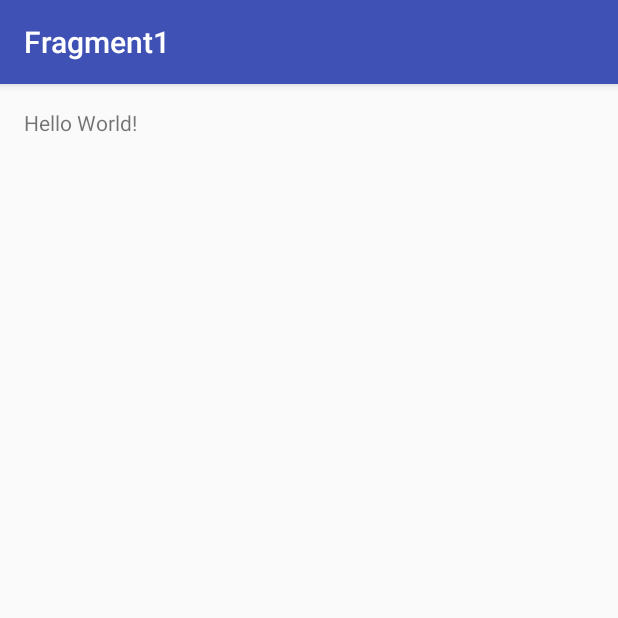
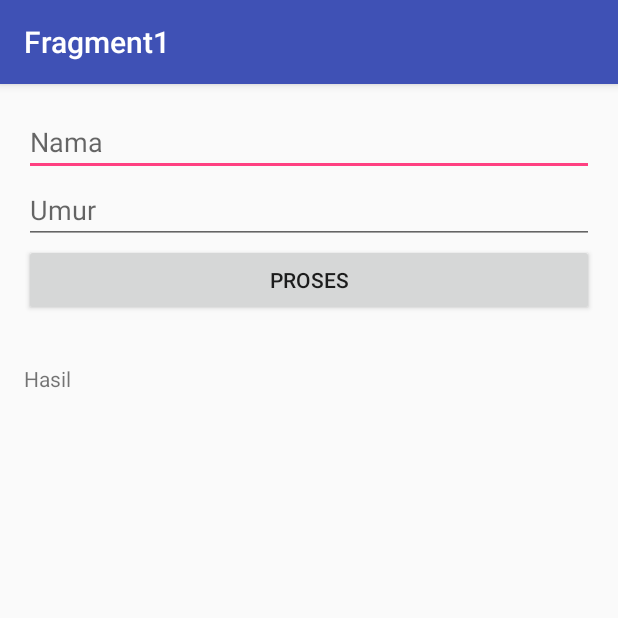
Before and after one commit to nabillafebry/Fragment1, an Android app: the screen it shows after launch (MainActivity), on a phone screen of 412 x 824 dp, the top half of it. Run offline under Robolectric (Android 15) with nearby library versions, the phone set to English and light mode, and no system bars.

Commit message:
Fragment as View Only

```diff
--- /dev/null
+++ b/app/src/main/java/id/sch/smktelkom_mlg/learn/fragment1/InputFragment.java
@@ -0,0 +1,29 @@
+package id.sch.smktelkom_mlg.learn.fragment1;
+
+
+import android.app.Fragment;
+import android.os.Bundle;
+import android.view.LayoutInflater;
+import android.view.View;
+import android.view.ViewGroup;
+
+
+/**
+ * A simple {@link Fragment} subclass.
+ */
+public class InputFragment extends Fragment {
+
+
+    public InputFragment() {
+        // Required empty public constructor
+    }
+
+
+    @Override
+    public View onCreateView(LayoutInflater inflater, ViewGroup container,
+                             Bundle savedInstanceState) {
+        // Inflate the layout for this fragment
+        return inflater.inflate(R.layout.fragment_input, container, false);
+    }
+
+}
--- a/app/src/main/java/id/sch/smktelkom_mlg/learn/fragment1/MainActivity.java
+++ b/app/src/main/java/id/sch/smktelkom_mlg/learn/fragment1/MainActivity.java
@@ -2,12 +2,35 @@ package id.sch.smktelkom_mlg.learn.fragment1;
 
 import android.os.Bundle;
 import android.support.v7.app.AppCompatActivity;
+import android.view.View;
+import android.widget.EditText;
+import android.widget.TextView;
 
 public class MainActivity extends AppCompatActivity {
+
+    EditText etNama;
+    EditText etUmur;
+    TextView tvHasil;
 
     @Override
     protected void onCreate(Bundle savedInstanceState) {
         super.onCreate(savedInstanceState);
         setContentView(R.layout.activity_main);
+
+        etNama = (EditText) findViewById(R.id.editTextNama);
+        etUmur = (EditText) findViewById(R.id.editTextUmur);
+        tvHasil = (TextView) findViewById(R.id.textViewHasil);
+
+        findViewById(R.id.buttonProses).setOnClickListener(new View.OnClickListener() {
+            @Override
+            public void onClick(View v) {
+                doProses();
+            }
+        });
+
+    }
+
+    private void doProses() {
+        tvHasil.setText(etNama.getText().toString() + " (" + etUmur.getText().toString() + " tahun");
     }
 }
--- /dev/null
+++ b/app/src/main/java/id/sch/smktelkom_mlg/learn/fragment1/OutputFragment.java
@@ -0,0 +1,29 @@
+package id.sch.smktelkom_mlg.learn.fragment1;
+
+
+import android.app.Fragment;
+import android.os.Bundle;
+import android.view.LayoutInflater;
+import android.view.View;
+import android.view.ViewGroup;
+
+
+/**
+ * A simple {@link Fragment} subclass.
+ */
+public class OutputFragment extends Fragment {
+
+
+    public OutputFragment() {
+        // Required empty public constructor
+    }
+
+
+    @Override
+    public View onCreateView(LayoutInflater inflater, ViewGroup container,
+                             Bundle savedInstanceState) {
+        // Inflate the layout for this fragment
+        return inflater.inflate(R.layout.fragment_output, container, false);
+    }
+
+}
--- a/app/src/main/res/layout/activity_main.xml
+++ b/app/src/main/res/layout/activity_main.xml
@@ -1,17 +1,28 @@
 <?xml version="1.0" encoding="utf-8"?>
-<RelativeLayout xmlns:android="http://schemas.android.com/apk/res/android"
+<LinearLayout xmlns:android="http://schemas.android.com/apk/res/android"
     xmlns:tools="http://schemas.android.com/tools"
     android:id="@+id/activity_main"
     android:layout_width="match_parent"
     android:layout_height="match_parent"
+    android:orientation="vertical"
     android:paddingBottom="@dimen/activity_vertical_margin"
     android:paddingLeft="@dimen/activity_horizontal_margin"
     android:paddingRight="@dimen/activity_horizontal_margin"
     android:paddingTop="@dimen/activity_vertical_margin"
     tools:context="id.sch.smktelkom_mlg.learn.fragment1.MainActivity">
 
-    <TextView
-        android:layout_width="wrap_content"
+    <fragment
+        android:id="@+id/fragmentInput"
+        android:name="id.sch.smktelkom_mlg.learn.fragment1.InputFragment"
+        android:layout_width="match_parent"
         android:layout_height="wrap_content"
-        android:text="Hello World!" />
-</RelativeLayout>
+        tools:layout="@layout/fragment_input" />
+
+    <fragment
+        android:id="@+id/fragmentOutput"
+        android:name="id.sch.smktelkom_mlg.learn.fragment1.OutputFragment"
+        android:layout_width="match_parent"
+        android:layout_height="wrap_content"
+        tools:layout="@layout/fragment_output" />
+
+</LinearLayout>
--- /dev/null
+++ b/app/src/main/res/layout/fragment_input.xml
@@ -0,0 +1,31 @@
+<LinearLayout xmlns:android="http://schemas.android.com/apk/res/android"
+    xmlns:tools="http://schemas.android.com/tools"
+    android:layout_width="match_parent"
+    android:layout_height="match_parent"
+    android:orientation="vertical"
+    tools:context="id.sch.smktelkom_mlg.learn.fragment1.InputFragment">
+
+    <!-- TODO: Update blank fragment layout -->
+    <EditText
+        android:id="@+id/editTextNama"
+        android:layout_width="match_parent"
+        android:layout_height="wrap_content"
+        android:ems="10"
+        android:hint="Nama"
+        android:inputType="textPersonName" />
+
+    <EditText
+        android:id="@+id/editTextUmur"
+        android:layout_width="match_parent"
+        android:layout_height="wrap_content"
+        android:ems="10"
+        android:hint="Umur"
+        android:inputType="numberSigned" />
+
+    <Button
+        android:id="@+id/buttonProses"
+        android:layout_width="match_parent"
+        android:layout_height="wrap_content"
+        android:text="Proses" />
+
+</LinearLayout>
--- /dev/null
+++ b/app/src/main/res/layout/fragment_output.xml
@@ -0,0 +1,17 @@
+<LinearLayout xmlns:android="http://schemas.android.com/apk/res/android"
+    xmlns:tools="http://schemas.android.com/tools"
+    android:layout_width="match_parent"
+    android:layout_height="match_parent"
+    android:orientation="vertical"
+    tools:context="id.sch.smktelkom_mlg.learn.fragment1.OutputFragment">
+
+    <!-- TODO: Update blank fragment layout -->
+    <TextView
+        android:id="@+id/textViewHasil"
+        android:layout_width="wrap_content"
+        android:layout_height="wrap_content"
+        android:layout_marginTop="32dp"
+        android:gravity="center"
+        android:text="Hasil" />
+
+</LinearLayout>
--- a/app/src/main/res/values/strings.xml
+++ b/app/src/main/res/values/strings.xml
@@ -1,3 +1,6 @@
 <resources>
     <string name="app_name">Fragment1</string>
+
+    <!-- TODO: Remove or change this placeholder text -->
+    <string name="hello_blank_fragment">Hello blank fragment</string>
 </resources>
```
